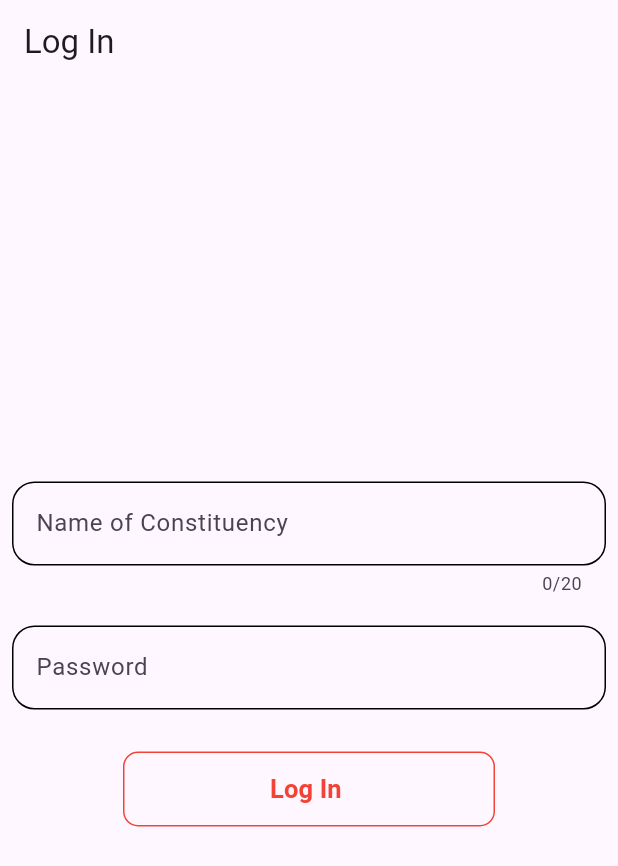
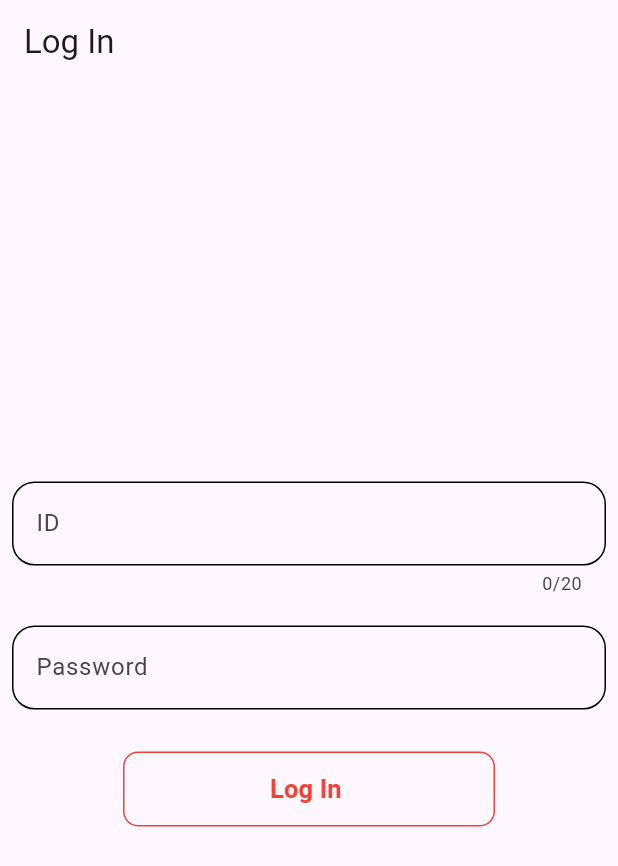
Before and after one commit to EhMaNa/blockchain_collation, a Flutter app: the screen it shows after launch, on a phone screen of 412 x 824 dp. Shown: the top 866 px of the screen. Run offline on Flutter 3.47's test engine with Material 2 defaults, Android fonts, the phone set to English and light mode, and no system bars; our stand-ins replace dio; missing offline and left inert: web3dart.

Commit message:
refactor: change hintText of textField

```diff
--- a/collation_app/lib/screens/authorize.dart
+++ b/collation_app/lib/screens/authorize.dart
@@ -30,7 +30,7 @@ class Authorize extends StatelessWidget {
                   textCapitalization: TextCapitalization.words,
                   maxLength: 20,
                   decoration: InputDecoration(
-                    hintText: 'Name of Constituency',
+                    hintText: 'ID',
                     enabledBorder: OutlineInputBorder(
                         borderRadius: BorderRadius.circular(15),
                         borderSide: BorderSide(color: Colors.black)),
```
